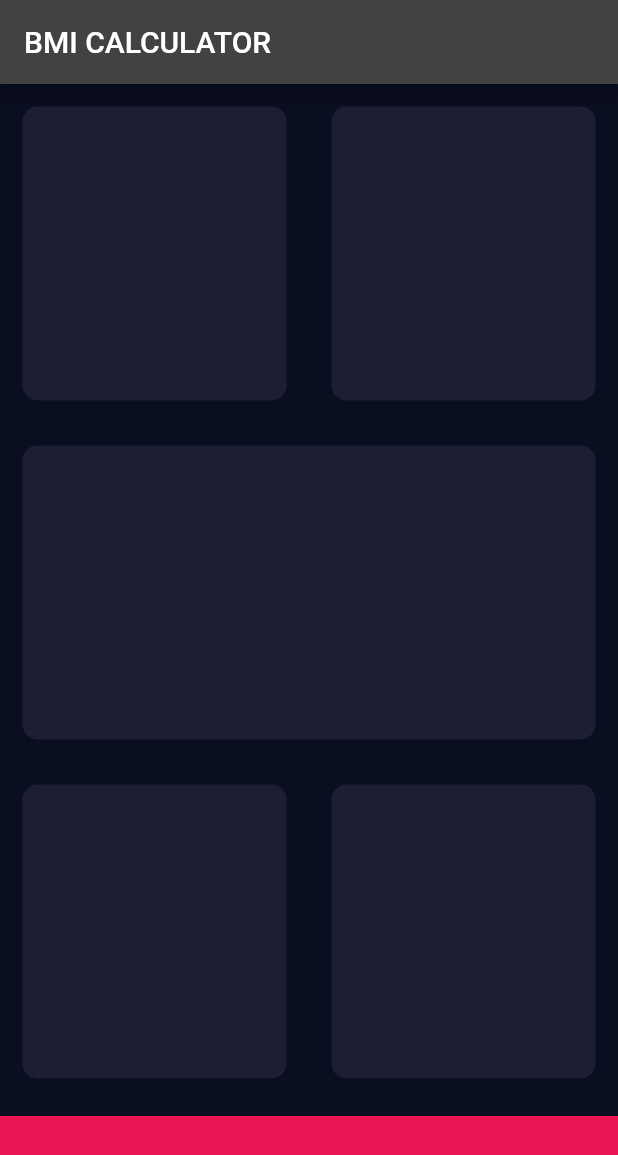
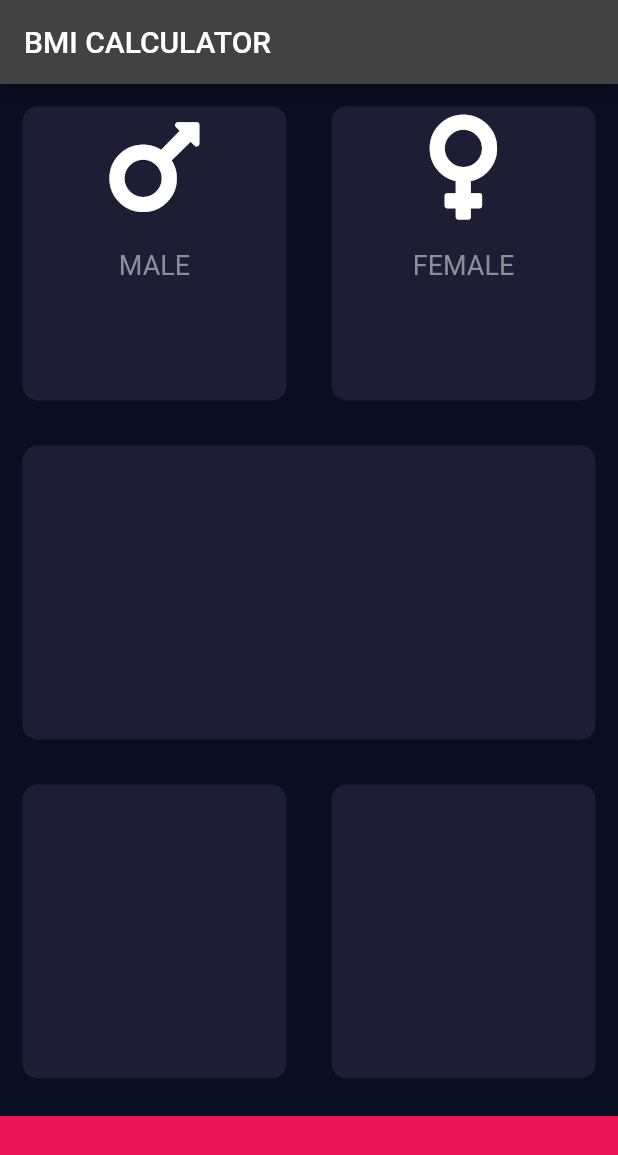
Before and after one commit to fern17/learning_flutter, a Flutter app: the screen it shows after launch, on a phone screen of 412 x 824 dp. Shown: the top 1155 px of the screen. Run offline on Flutter 3.47's test engine with Material 2 defaults, Android fonts, the phone set to English and light mode, and no system bars; our stand-ins replace audioplayers, font_awesome_flutter, rflutter_alert.

Commit message:
introduce IconContent to show an icon and a text. Include Font Awesome Flutter package

```diff
--- a/bmi_calculator/lib/input_page.dart
+++ b/bmi_calculator/lib/input_page.dart
@@ -1,4 +1,5 @@
 import 'package:flutter/material.dart';
+import 'package:font_awesome_flutter/font_awesome_flutter.dart';
 
 class InputPage extends StatefulWidget {
   @override
@@ -24,11 +25,19 @@ class _InputPageState extends State<InputPage> {
                 Expanded(
                   child: ReusableCard(
                     color: activeCardColor,
+                    cardChild: IconContent(
+                      icon: FontAwesomeIcons.mars,
+                      label: 'MALE',
+                    ),
                   ),
                 ),
                 Expanded(
                   child: ReusableCard(
                     color: activeCardColor,
+                    cardChild: IconContent(
+                      icon: FontAwesomeIcons.venus,
+                      label: 'FEMALE',
+                    ),
                   ),
                 ),
               ],
@@ -68,12 +77,15 @@ class _InputPageState extends State<InputPage> {
 }
 
 class ReusableCard extends StatelessWidget {
-  ReusableCard({@required this.color});
+  ReusableCard({@required this.color, this.cardChild});
+
   final Color color;
+  final Widget cardChild;
 
   @override
   Widget build(BuildContext context) {
     return Container(
+      child: cardChild,
       margin: EdgeInsets.all(15.0),
       decoration: BoxDecoration(
         color: color,
@@ -82,3 +94,32 @@ class ReusableCard extends StatelessWidget {
     );
   }
 }
+
+class IconContent extends StatelessWidget {
+  IconContent({this.icon, this.label});
+
+  final IconData icon;
+  final String label;
+
+  @override
+  Widget build(BuildContext context) {
+    return Column(
+      children: [
+        Icon(
+          icon,
+          size: 80.0,
+        ),
+        SizedBox(
+          height: 15.0,
+        ),
+        Text(
+          label,
+          style: TextStyle(
+            fontSize: 18.0,
+            color: Color(0xFF8D8E98),
+          ),
+        ),
+      ],
+    );
+  }
+}
--- a/bmi_calculator/pubspec.yaml
+++ b/bmi_calculator/pubspec.yaml
@@ -11,6 +11,7 @@ dependencies:
     sdk: flutter
 
   cupertino_icons: ^0.1.2
+  font_awesome_flutter: ^9.2.0
 
 dev_dependencies:
   flutter_test:
```
